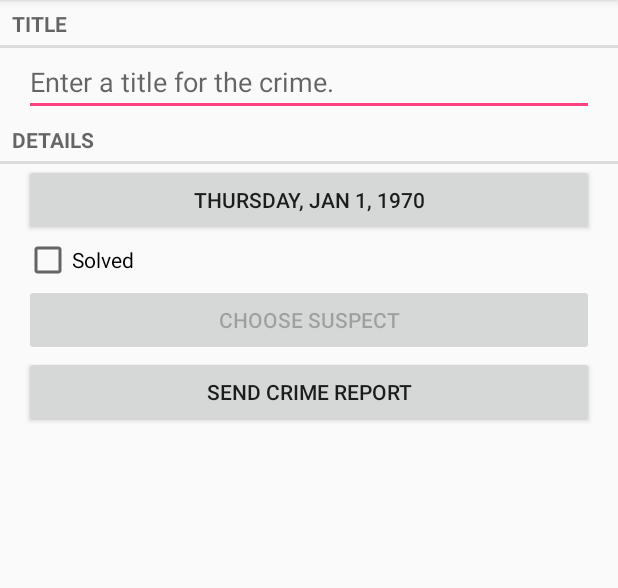
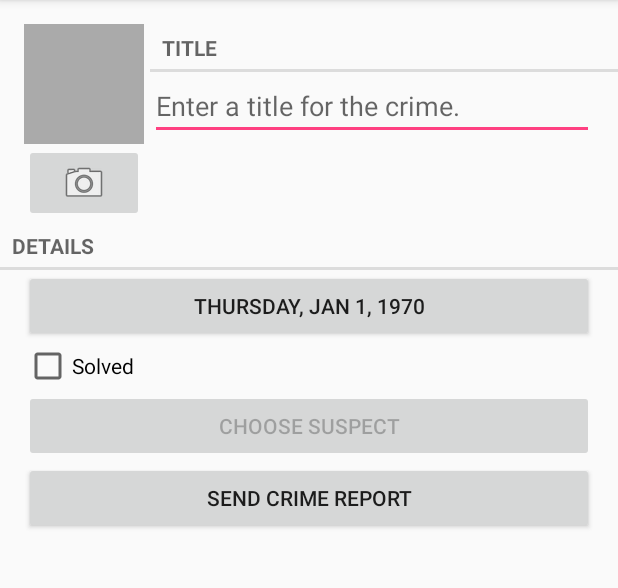
Before and after one commit to logorrhea/BNR-CriminalIntent, an Android app: the CrimePagerActivity screen opened directly, with no data from a screen before it, on a phone screen of 412 x 824 dp, the part 84-672 px from its top. Run offline under Robolectric (Android 15) with nearby library versions, the phone set to English and light mode, and no system bars.

Commit message:
Completed chapter 16

```diff
--- a/app/src/main/java/com/trilixgroup/android/criminalintent/Crime.java
+++ b/app/src/main/java/com/trilixgroup/android/criminalintent/Crime.java
@@ -66,4 +66,8 @@ public class Crime {
     public void setSuspect(String suspect) {
         mSuspect = suspect;
     }
+
+    public String getPhotoFilename() {
+        return "IMG_" + getId().toString() + ".jpg";
+    }
 }
--- a/app/src/main/java/com/trilixgroup/android/criminalintent/CrimeFragment.java
+++ b/app/src/main/java/com/trilixgroup/android/criminalintent/CrimeFragment.java
@@ -5,9 +5,11 @@ import android.app.Activity;
 import android.content.Intent;
 import android.content.pm.PackageManager;
 import android.database.Cursor;
+import android.graphics.Bitmap;
 import android.net.Uri;
 import android.os.Bundle;
 import android.provider.ContactsContract;
+import android.provider.MediaStore;
 import android.support.annotation.Nullable;
 import android.support.v4.app.Fragment;
 import android.support.v4.app.FragmentManager;
@@ -22,7 +24,10 @@ import android.widget.Button;
 import android.widget.CheckBox;
 import android.widget.CompoundButton;
 import android.widget.EditText;
+import android.widget.ImageButton;
+import android.widget.ImageView;
 
+import java.io.File;
 import java.util.Date;
 import java.util.UUID;
 
@@ -36,14 +41,18 @@ public class CrimeFragment extends Fragment {
     private static final String DIALOG_DATE = "DialogDate";
     private static final int REQUEST_DATE = 0;
     private static final int REQUEST_CONTACT = 1;
+    private static final int REQUEST_PHOTO = 2;
     private static final String TAG = "CrimeFragment";
 
     private Crime mCrime;
+    private File mPhotoFile;
     private EditText mTitleField;
     private Button mDateButton;
     private CheckBox mSolvedCheckBox;
     private Button mReportButton;
     private Button mSuspectButton;
+    private ImageButton mPhotoButton;
+    private ImageView mPhotoView;
 
 
     public static CrimeFragment newInstance(UUID crimeId) {
@@ -64,6 +73,7 @@ public class CrimeFragment extends Fragment {
         super.onCreate(savedInstanceState);
         UUID crimeId = (UUID) getArguments().getSerializable(ARG_CRIME_ID);
         mCrime = CrimeLab.get(getActivity()).getCrime(crimeId);
+        mPhotoFile = CrimeLab.get(getActivity()).getPhotoFile(mCrime);
     }
 
     @Override
@@ -147,6 +157,25 @@ public class CrimeFragment extends Fragment {
             mSuspectButton.setText(mCrime.getSuspect());
         }
 
+        mPhotoButton = (ImageButton) v.findViewById(R.id.crime_camera);
+        final Intent captureImage = new Intent(MediaStore.ACTION_IMAGE_CAPTURE);
+        boolean canTakePhoto = mPhotoFile != null &&
+                captureImage.resolveActivity(pacman) != null;
+        if (canTakePhoto) {
+            Uri uri = Uri.fromFile(mPhotoFile);
+            captureImage.putExtra(MediaStore.EXTRA_OUTPUT, uri);
+        }
+        mPhotoButton.setOnClickListener(new View.OnClickListener() {
+            @Override
+            public void onClick(View v) {
+                Log.d(TAG, "starting camera activity");
+                startActivityForResult(captureImage, REQUEST_PHOTO);
+            }
+        });
+
+        mPhotoView = (ImageView) v.findViewById(R.id.crime_photo);
+        updatePhotoView();
+
         return v;
     }
 
@@ -178,6 +207,10 @@ public class CrimeFragment extends Fragment {
                     c.close();
                 }
                 break;
+            case REQUEST_PHOTO:
+                Log.d(TAG, "updatePhotoView() called");
+                updatePhotoView();
+                break;
         }
     }
 
@@ -194,4 +227,14 @@ public class CrimeFragment extends Fragment {
         String report = getString(R.string.crime_report, mCrime.getTitle(), dateString, solvedString, suspect);
         return report;
     }
+
+    private void updatePhotoView() {
+        if (mPhotoFile == null || !mPhotoFile.exists()) {
+            Log.d(TAG, "photofile null or does not exist");
+            mPhotoView.setImageDrawable(null);
+        } else {
+            Bitmap bitmap = PictureUtils.getScaledBitmap(mPhotoFile.getPath(), getActivity());
+            mPhotoView.setImageBitmap(bitmap);
+        }
+    }
 }
--- a/app/src/main/java/com/trilixgroup/android/criminalintent/CrimeLab.java
+++ b/app/src/main/java/com/trilixgroup/android/criminalintent/CrimeLab.java
@@ -4,11 +4,13 @@ import android.content.ContentValues;
 import android.content.Context;
 import android.database.Cursor;
 import android.database.sqlite.SQLiteDatabase;
+import android.os.Environment;
 
 import com.trilixgroup.android.criminalintent.database.CrimeBaseHelper;
 import com.trilixgroup.android.criminalintent.database.CrimeCursorWrapper;
 import com.trilixgroup.android.criminalintent.database.CrimeDbSchema.CrimeTable;
 
+import java.io.File;
 import java.util.ArrayList;
 import java.util.List;
 import java.util.UUID;
@@ -80,6 +82,14 @@ public class CrimeLab {
         return c;
     }
 
+    public File getPhotoFile(Crime crime) {
+        File externalFilesDir = mContext.getExternalFilesDir(Environment.DIRECTORY_PICTURES);
+
+        if (externalFilesDir == null) return null;
+
+        return new File(externalFilesDir, crime.getPhotoFilename());
+    }
+
     private static ContentValues getContentValues(Crime crime) {
         ContentValues values = new ContentValues();
 
--- a/app/src/main/res/layout-land/fragment_crime.xml
+++ b/app/src/main/res/layout-land/fragment_crime.xml
@@ -4,25 +4,7 @@
     android:layout_height="match_parent"
     android:orientation="vertical">
 
-    <TextView
-        android:layout_width="match_parent"
-        android:layout_height="wrap_content"
-        android:text="@string/crime_title_label"
-        style="?android:listSeparatorTextViewStyle"/>
-
-    <EditText
-        android:id="@+id/crime_title"
-        android:layout_width="match_parent"
-        android:layout_height="wrap_content"
-        android:layout_marginLeft="16dp"
-        android:layout_marginRight="16dp"
-        android:hint="@string/crime_title_hint"/>
-
-    <TextView
-        android:layout_width="match_parent"
-        android:layout_height="wrap_content"
-        android:text="@string/crime_details_label"
-        style="?android:listSeparatorTextViewStyle"/>
+    <include layout="@layout/view_camera_and_title" />
 
     <LinearLayout
         android:layout_width="match_parent"
--- a/app/src/main/res/layout/fragment_crime.xml
+++ b/app/src/main/res/layout/fragment_crime.xml
@@ -4,19 +4,7 @@
     android:layout_height="match_parent"
     android:orientation="vertical">
 
-    <TextView
-        android:layout_width="match_parent"
-        android:layout_height="wrap_content"
-        android:text="@string/crime_title_label"
-        style="?android:listSeparatorTextViewStyle"/>
-
-    <EditText
-        android:id="@+id/crime_title"
-        android:layout_width="match_parent"
-        android:layout_height="wrap_content"
-        android:layout_marginLeft="16dp"
-        android:layout_marginRight="16dp"
-        android:hint="@string/crime_title_hint"/>
+    <include layout="@layout/view_camera_and_title" />
 
     <TextView
         android:layout_width="match_parent"
--- /dev/null
+++ b/app/src/main/res/layout/view_camera_and_title.xml
@@ -0,0 +1,51 @@
+<?xml version="1.0" encoding="utf-8"?>
+<LinearLayout
+    xmlns:android="http://schemas.android.com/apk/res/android"
+    android:orientation="horizontal"
+    android:layout_marginLeft="16dp"
+    android:layout_marginTop="16dp"
+    android:layout_width="match_parent"
+    android:layout_height="wrap_content">
+
+    <LinearLayout
+        android:orientation="vertical"
+        android:layout_marginRight="4dp"
+        android:layout_height="wrap_content"
+        android:layout_width="wrap_content">
+
+        <ImageView
+            android:scaleType="centerInside"
+            android:background="@android:color/darker_gray"
+            android:cropToPadding="true"
+            android:layout_width="80dp"
+            android:layout_height="80dp"
+            android:id="@+id/crime_photo"/>
+
+        <ImageButton
+            android:src="@android:drawable/ic_menu_camera"
+            android:layout_width="match_parent"
+            android:layout_height="wrap_content"
+            android:id="@+id/crime_camera"/>
+    </LinearLayout>
+
+    <LinearLayout
+        android:orientation="vertical"
+        android:layout_weight="1"
+        android:layout_height="wrap_content"
+        android:layout_width="0dp">
+
+        <TextView
+            android:layout_width="match_parent"
+            android:layout_height="wrap_content"
+            android:text="@string/crime_title_label"
+            style="?android:listSeparatorTextViewStyle"/>
+
+        <EditText
+            android:id="@+id/crime_title"
+            android:layout_width="match_parent"
+            android:layout_height="wrap_content"
+            android:layout_marginRight="16dp"
+            android:hint="@string/crime_title_hint"/>
+    </LinearLayout>
+
+</LinearLayout>
```
Also changed, not shown: app/src/main/AndroidManifest.xml (+7 -0 lines), app/src/main/java/com/trilixgroup/android/criminalintent/PictureUtils.java (added, +42 -0 lines).
